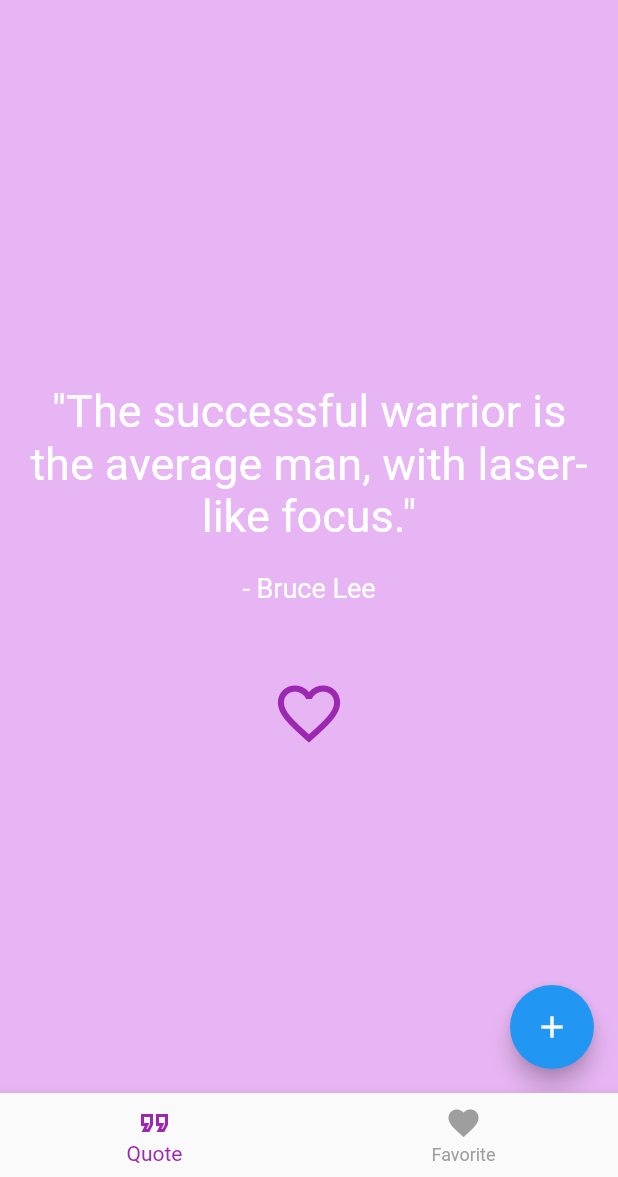
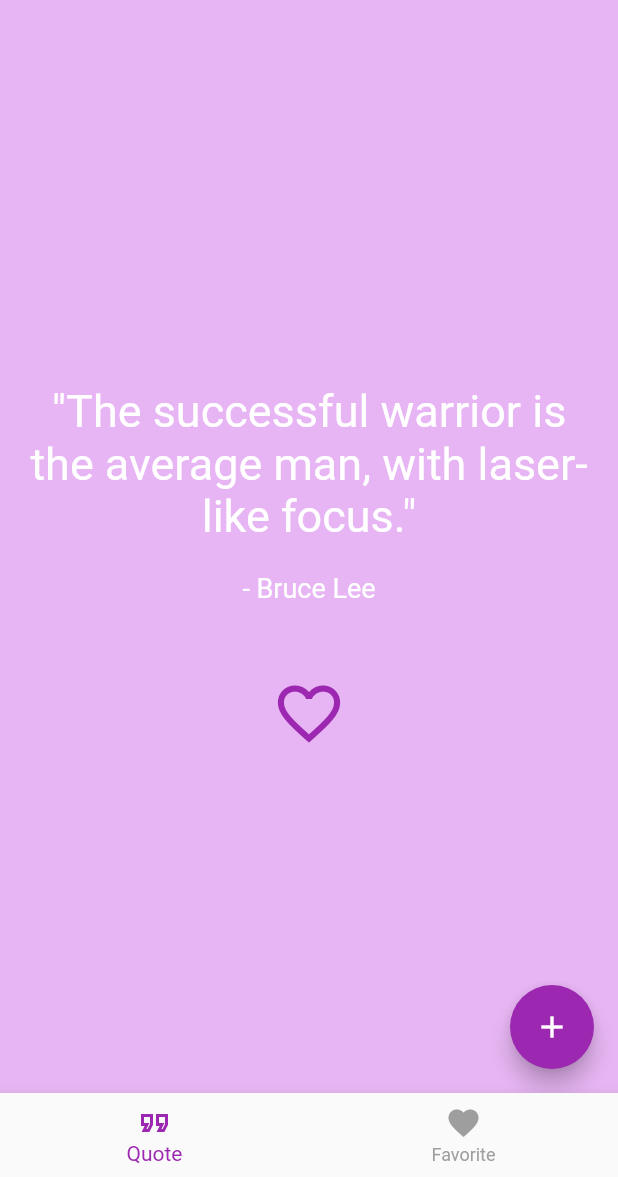
Before and after one commit to MiriamBaumgartner/ponder_points_app, a Flutter app: the screen it shows after launch, on a phone screen of 412 x 824 dp, the part 59-1236 px from its top. Run offline on Flutter 3.47's test engine with Material 2 defaults, Android fonts, the phone set to English and light mode, and no system bars.

Commit message:
added button without function

```diff
--- a/lib/quotes_screen.dart
+++ b/lib/quotes_screen.dart
@@ -70,8 +70,11 @@ class _QuotesScreenState extends State<QuotesScreen> {
         ),
       ),
       floatingActionButton: FloatingActionButton(
+        backgroundColor: Colors.purple,
         onPressed: () {},
-        child: Icon(Icons.add),
+        child: Icon(
+          Icons.add,
+        ),
       ),
     );
   }
```
